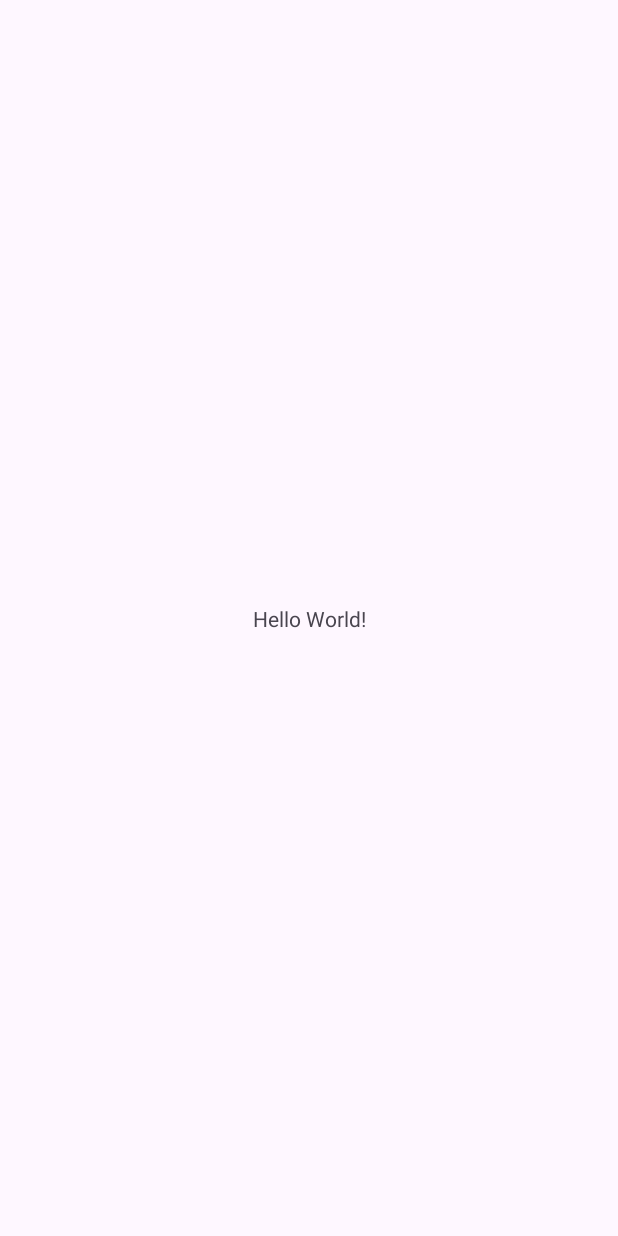
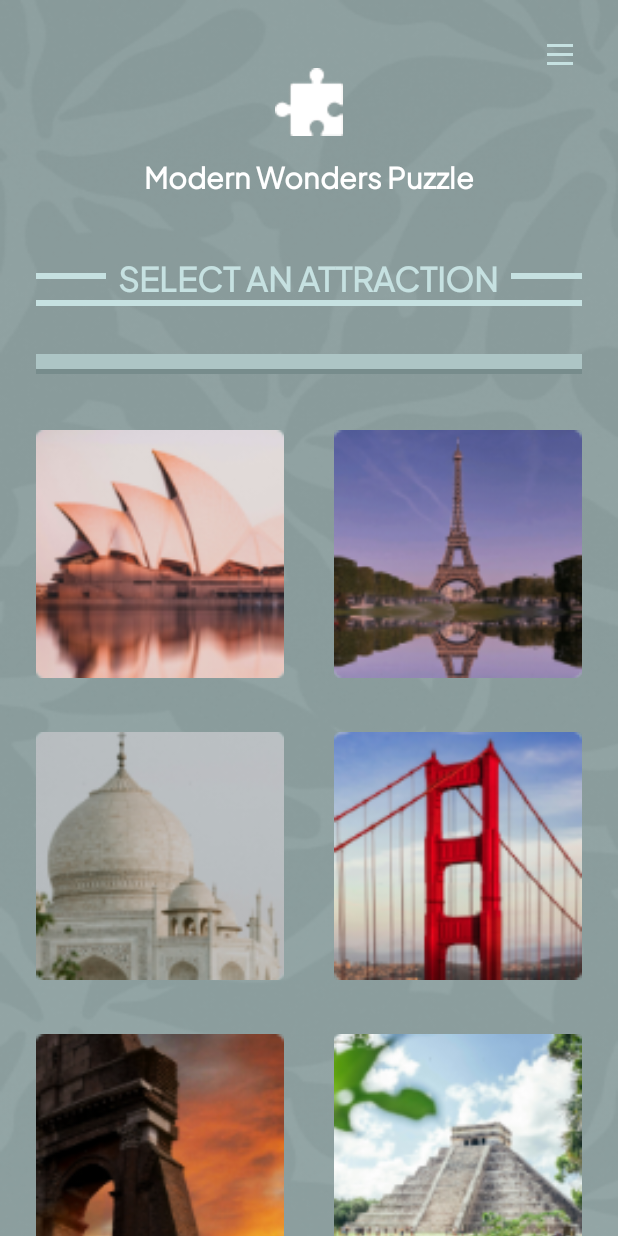
Before and after one commit to abeedev17/World-Wonder-Puzzle-Game, an Android app: the screen it shows after launch (MainActivity), on a phone screen of 412 x 824 dp. Before the commit the screen is almost empty. Run offline under Robolectric (Android 15) with nearby library versions, the phone set to English and light mode, and no system bars.

Commit message:
two column first image show made

```diff
--- a/app/src/main/java/com/modernwon/derspuzlle/MainActivity.java
+++ b/app/src/main/java/com/modernwon/derspuzlle/MainActivity.java
@@ -1,13 +1,50 @@
 package com.modernwon.derspuzlle;
 
-import androidx.appcompat.app.AppCompatActivity;
+
+import android.app.Activity;
+import android.graphics.Typeface;
 import android.os.Bundle;
+import android.util.Log;
+import android.widget.TextView;
 
-public class MainActivity extends AppCompatActivity {
+import androidx.core.content.res.ResourcesCompat;
+import androidx.recyclerview.widget.GridLayoutManager;
+import androidx.recyclerview.widget.RecyclerView;
+
+import com.modernwon.derspuzlle.adapters.LevelImageAdapter;
+
+import java.util.ArrayList;
+import java.util.List;
+
+public class MainActivity extends Activity {
+    private RecyclerView mLevelRecyclerView;
+    private List<Integer> mLeveImageDataList = new ArrayList<>();
 
     @Override
     protected void onCreate(Bundle savedInstanceState) {
         super.onCreate(savedInstanceState);
         setContentView(R.layout.activity_main);
+        TextView textView = findViewById(R.id.text_title);
+        Typeface typeface = ResourcesCompat.getFont(this, R.font.plus_jakarta_sans);
+        textView.setTypeface(typeface, Typeface.BOLD);
+
+        mLevelRecyclerView = (RecyclerView) findViewById(R.id.level_recycler_view);
+        mLevelRecyclerView.setLayoutManager(new GridLayoutManager(this, 1));
+
+        String[] imageNames = getResources().getStringArray(R.array.level_images);
+
+        // Loop through the image names and get their resource IDs
+        for (String imageName : imageNames) {
+            Log.d("MainActivity", "ImageName = " + imageName);
+            int resourceId = getResources().getIdentifier(imageName, "drawable", getPackageName());
+            Log.d("MainActivity", "resourceId = " + resourceId);
+            if (resourceId != 0) {
+                Log.d("MainActivity", "resourceId inside = " + resourceId);
+                mLeveImageDataList.add(resourceId);
+            }
+        }
+
+        LevelImageAdapter mLevelImageAdapter = new LevelImageAdapter(mLeveImageDataList);
+        mLevelRecyclerView.setAdapter(mLevelImageAdapter);
     }
 }
--- /dev/null
+++ b/app/src/main/java/com/modernwon/derspuzlle/adapters/LevelImageAdapter.java
@@ -0,0 +1,53 @@
+package com.modernwon.derspuzlle.adapters;
+
+import android.content.Context;
+import android.view.LayoutInflater;
+import android.view.View;
+import android.view.ViewGroup;
+import android.widget.ImageView;
+
+import androidx.annotation.NonNull;
+import androidx.recyclerview.widget.RecyclerView;
+import com.modernwon.derspuzlle.R;
+import java.util.List;
+
+public class LevelImageAdapter extends RecyclerView.Adapter<LevelImageAdapter.ViewHolder> {
+    private List<Integer> mImageList;
+    private Context mContext;
+    public LevelImageAdapter(List<Integer> imageList) {
+        mImageList = imageList;
+    }
+    @NonNull
+    @Override
+    public LevelImageAdapter.ViewHolder onCreateViewHolder(@NonNull ViewGroup parent, int viewType) {
+        mContext = parent.getContext();
+        View view = LayoutInflater.from(mContext).inflate(R.layout.level_item_layout, parent, false);
+        return new ViewHolder(view);
+    }
+
+    @Override
+    public void onBindViewHolder(@NonNull LevelImageAdapter.ViewHolder holder, int position) {
+        int imageResource1 = mImageList.get(position * 2);
+        int imageResource2 = 0;
+        if ((position * 2 + 1) < mImageList.size()) {
+            imageResource2 = mImageList.get(position * 2 + 1);
+        }
+        holder.imageView1.setImageResource(imageResource1);
+        holder.imageView2.setImageResource(imageResource2);
+    }
+
+    @Override
+    public int getItemCount() {
+        return (int) Math.ceil((double) mImageList.size() / 2);
+    }
+
+    public static class ViewHolder extends RecyclerView.ViewHolder {
+        ImageView imageView1, imageView2;
+
+        public ViewHolder(@NonNull View itemView) {
+            super(itemView);
+            imageView1 = itemView.findViewById(R.id.image_view1);
+            imageView2 = itemView.findViewById(R.id.image_view2);
+        }
+    }
+}
--- /dev/null
+++ b/app/src/main/res/font/plus_jakarta_sans.xml
@@ -0,0 +1,7 @@
+<?xml version="1.0" encoding="utf-8"?>
+<font-family xmlns:android="http://schemas.android.com/apk/res/android">
+    <font
+        android:fontStyle="normal"
+        android:fontWeight="400"
+        android:font="@font/plus_jakarta_sans_regular" />
+</font-family>
--- a/app/src/main/res/layout/activity_main.xml
+++ b/app/src/main/res/layout/activity_main.xml
@@ -5,14 +5,104 @@
     xmlns:app="http://schemas.android.com/apk/res-auto"
     android:layout_width="match_parent"
     android:layout_height="match_parent"
+    android:background="@drawable/background"
+    android:paddingTop="24dp"
+    android:paddingLeft="24dp"
+    android:paddingRight="24dp"
     tools:context=".MainActivity">
-    <TextView
-      android:layout_width="wrap_content"
-      android:layout_height="wrap_content"
-      android:text="Hello World!"
-      app:layout_constraintBottom_toBottomOf="parent"
-      app:layout_constraintStart_toStartOf="parent"
-      app:layout_constraintEnd_toEndOf="parent"
-      app:layout_constraintTop_toTopOf="parent" />
+    <ImageButton
+        android:id="@+id/menu_btn"
+        android:layout_width="30dp"
+        android:layout_height="24dp"
+        android:src="@drawable/menu_btn"
+        android:background="@android:color/transparent"
+        app:layout_constraintTop_toTopOf="parent"
+        app:layout_constraintEnd_toEndOf="parent"
+        />
+    <LinearLayout
+        android:layout_width="match_parent"
+        android:layout_height="match_parent"
+        android:orientation="vertical">
+        <ImageView
+            android:layout_width="45dp"
+            android:layout_height="45dp"
+            android:src="@drawable/top_icon"
+            android:layout_gravity="center"
+            android:layout_marginTop="21dp"
+            />
+        <TextView
+            android:id="@+id/text_title"
+            android:layout_width="wrap_content"
+            android:layout_height="wrap_content"
+            android:text="@string/text_title"
+            android:layout_gravity="center"
+            android:layout_marginTop="12dp"
+            android:textSize="19dp"
+            android:fontFamily="@font/plus_jakarta_sans"
+            android:textFontWeight="800"
+            android:textColor="@color/white"/>
+        <RelativeLayout
+            android:layout_width="match_parent"
+            android:layout_height="wrap_content"
+            android:layout_marginTop="37dp">
 
-  </androidx.constraintlayout.widget.ConstraintLayout>
+            <!-- Line before text -->
+            <View
+                android:id="@+id/line_before_text"
+                android:layout_width="match_parent"
+                android:layout_height="4dp"
+                android:layout_centerVertical="true"
+                android:layout_toStartOf="@id/text_select_attraction"
+                android:background="@color/select_attraction"
+                android:layout_marginEnd="8dp"/>
+
+            <!-- Text View -->
+            <TextView
+                android:id="@+id/text_select_attraction"
+                android:layout_width="wrap_content"
+                android:layout_height="wrap_content"
+                android:layout_centerInParent="true"
+                android:fontFamily="@font/plus_jakarta_sans"
+                android:textSize="22dp"
+                android:textFontWeight="700"
+                android:textColor="@color/select_attraction"
+                android:text="@string/select_attraction"
+                />
+
+            <!-- Line after text -->
+            <View
+                android:id="@+id/line_after_text"
+                android:layout_width="match_parent"
+                android:layout_height="4dp"
+                android:layout_centerVertical="true"
+                android:layout_toEndOf="@id/text_select_attraction"
+                android:background="@color/select_attraction"
+                android:layout_marginStart="8dp"/>
+        </RelativeLayout>
+        <View
+            android:layout_width="match_parent"
+            android:layout_height="4dp"
+            android:background="@color/select_attraction"
+            android:layout_centerVertical="true"
+            />
+        <View
+            android:layout_width="match_parent"
+            android:layout_height="10dp"
+            android:layout_marginTop="32dp"
+            android:layout_centerVertical="true"
+            android:background="@color/line"
+            />
+        <View
+            android:layout_width="match_parent"
+            android:layout_height="3dp"
+            android:layout_centerVertical="true"
+            android:background="@color/line_shadow"
+            />
+        <androidx.recyclerview.widget.RecyclerView
+            android:id="@+id/level_recycler_view"
+            android:layout_width="match_parent"
+            android:layout_height="wrap_content"
+            android:layout_marginTop="37dp"
+            />
+    </LinearLayout>
+</androidx.constraintlayout.widget.ConstraintLayout>
--- /dev/null
+++ b/app/src/main/res/layout/level_item_layout.xml
@@ -0,0 +1,24 @@
+<?xml version="1.0" encoding="utf-8"?>
+<RelativeLayout
+    xmlns:android="http://schemas.android.com/apk/res/android"
+    android:layout_width="match_parent"
+    android:layout_height="wrap_content"
+    android:paddingBottom="36dp">
+
+    <ImageView
+        android:id="@+id/image_view1"
+        android:layout_width="165dp"
+        android:layout_height="165dp"
+        android:background="@drawable/locked_level"
+        android:layout_alignParentStart="true"
+        android:scaleType="centerCrop"/>
+
+    <ImageView
+        android:id="@+id/image_view2"
+        android:layout_width="165dp"
+        android:layout_height="165dp"
+        android:background="@drawable/locked_level"
+        android:layout_alignParentEnd="true"
+        android:scaleType="centerCrop"/>
+
+</RelativeLayout >
--- a/app/src/main/res/values/colors.xml
+++ b/app/src/main/res/values/colors.xml
@@ -2,4 +2,7 @@
 <resources>
     <color name="black">#FF000000</color>
     <color name="white">#FFFFFFFF</color>
+    <color name="select_attraction">#C6E1E1</color>
+    <color name="line">#ADC5C5</color>
+    <color name="line_shadow">#778C8C</color>
 </resources>
--- /dev/null
+++ b/app/src/main/res/values/level_images.xml
@@ -0,0 +1,15 @@
+<?xml version="1.0" encoding="utf-8"?>
+<resources>
+    <string-array name="level_images">
+        <item>level_1_icon</item>
+        <item>level_2_icon</item>
+        <item>level_3_icon</item>
+        <item>level_4_icon</item>
+        <item>level_5_icon</item>
+        <item>level_6_icon</item>
+        <item>level_7_icon</item>
+        <item>level_8_icon</item>
+        <item>level_9_icon</item>
+        <item>level_10_icon</item>
+    </string-array>
+</resources>
--- a/app/src/main/res/values/strings.xml
+++ b/app/src/main/res/values/strings.xml
@@ -1,3 +1,6 @@
 <resources>
     <string name="app_name">Derspuzlle</string>
+    <string name="text_title">Modern Wonders Puzzle</string>
+    <string name="select_attraction">SELECT AN ATTRACTION</string>
+
 </resources>
```
Also changed, not shown: app/src/main/res/drawable-hdpi/back_btn.png (added), app/src/main/res/drawable-hdpi/menu_btn.png (added), app/src/main/res/drawable-hdpi/top_icon.png (added), app/src/main/res/drawable-xhdpi/background.png (added), app/src/main/res/font/plus_jakarta_sans_regular.ttf (added).
